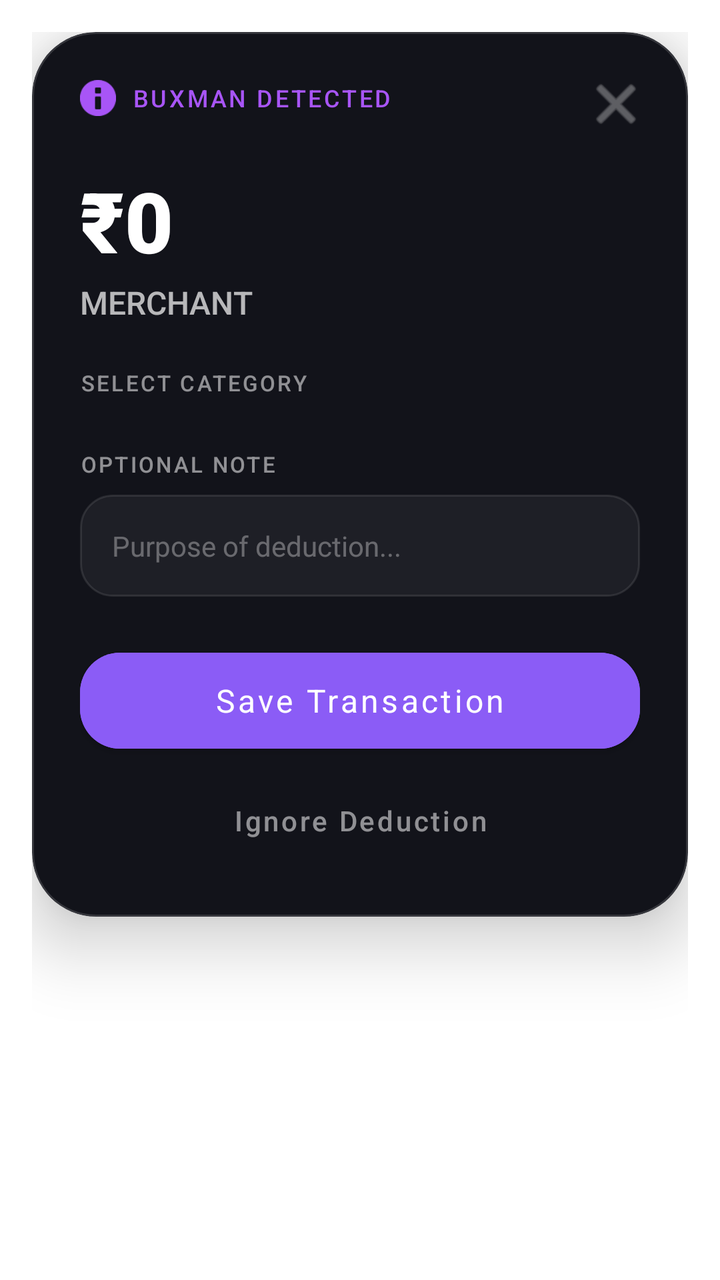
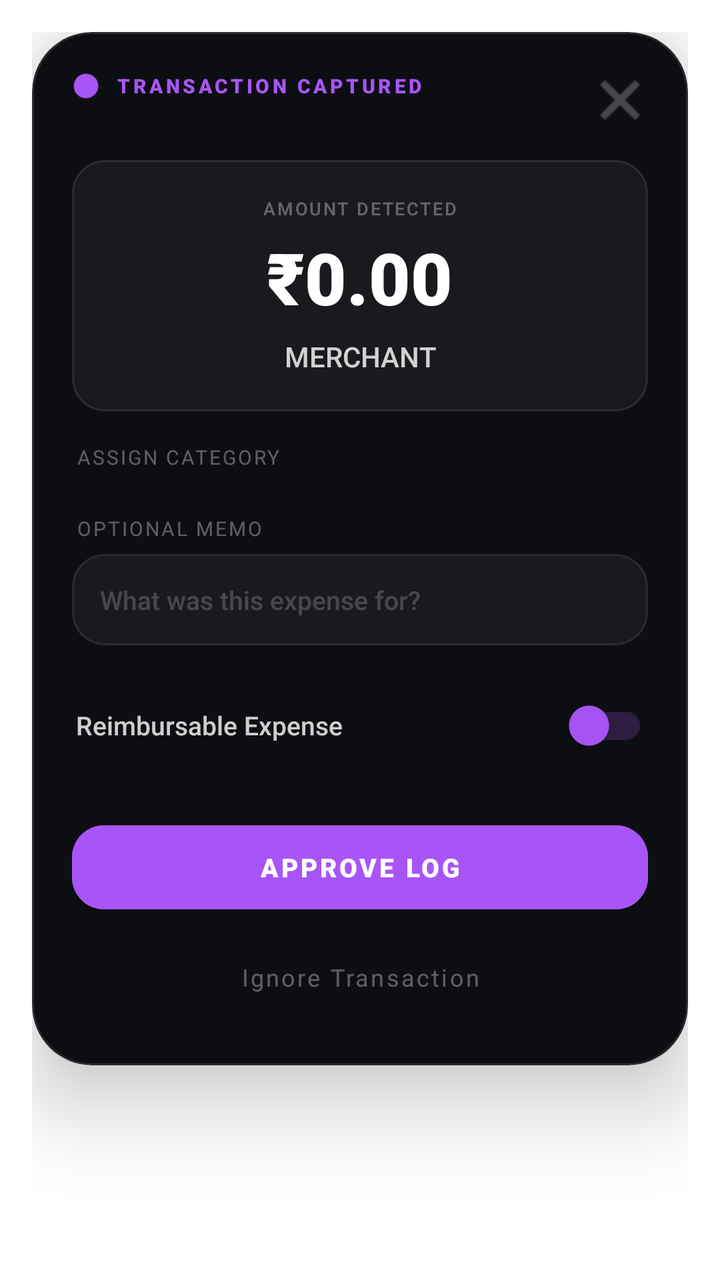

An Android layout rendered at two revisions. The XML below is the earlier revision; the diff shows what the commit changed to produce the second picture.
<!-- AndroidManifest.xml: application theme AppTheme -->
<!-- res/layout/layout_transaction_overlay.xml -->
<?xml version="1.0" encoding="utf-8"?>
<FrameLayout xmlns:android="http://schemas.android.com/apk/res/android"
    xmlns:app="http://schemas.android.com/apk/res-auto"
    android:layout_width="match_parent"
    android:layout_height="wrap_content"
    android:padding="16dp">

    <com.google.android.material.card.MaterialCardView
        android:id="@+id/card_container"
        android:layout_width="match_parent"
        android:layout_height="wrap_content"
        app:cardBackgroundColor="#12131A"
        app:cardCornerRadius="32dp"
        app:cardElevation="20dp"
        app:strokeColor="#26FFFFFF"
        app:strokeWidth="1dp">

        <LinearLayout
            android:layout_width="match_parent"
            android:layout_height="wrap_content"
            android:orientation="vertical"
            android:padding="24dp">

            
            <RelativeLayout
                android:layout_width="match_parent"
                android:layout_height="wrap_content"
                android:layout_marginBottom="18dp">

                <LinearLayout
                    android:layout_width="wrap_content"
                    android:layout_height="wrap_content"
                    android:gravity="center_vertical"
                    android:orientation="horizontal">

                    <ImageView
                        android:layout_width="18dp"
                        android:layout_height="18dp"
                        android:src="@android:drawable/ic_dialog_info"
                        app:tint="#A855F7" />

                    <TextView
                        android:id="@+id/tv_source_app"
                        android:layout_width="wrap_content"
                        android:layout_height="wrap_content"
                        android:layout_marginStart="8dp"
                        android:fontFamily="sans-serif-medium"
                        android:letterSpacing="0.1"
                        android:text="BUXMAN DETECTED"
                        android:textColor="#A855F7"
                        android:textSize="12sp" />
                </LinearLayout>

                <ImageButton
                    android:id="@+id/btn_close_overlay"
                    android:layout_width="24dp"
                    android:layout_height="24dp"
                    android:layout_alignParentEnd="true"
                    android:background="?attr/selectableItemBackgroundBorderless"
                    android:src="@android:drawable/ic_menu_close_clear_cancel"
                    app:tint="#88FFFFFF" />
            </RelativeLayout>

            
            <TextView
                android:id="@+id/tv_overlay_amount"
                android:layout_width="wrap_content"
                android:layout_height="wrap_content"
                android:fontFamily="sans-serif-black"
                android:text="₹0"
                android:textColor="#FFFFFF"
                android:textSize="42sp" />

            
            <LinearLayout
                android:layout_width="match_parent"
                android:layout_height="wrap_content"
                android:layout_marginTop="2dp"
                android:layout_marginBottom="22dp"
                android:gravity="center_vertical">

                <TextView
                    android:id="@+id/tv_overlay_merchant"
                    android:layout_width="wrap_content"
                    android:layout_height="wrap_content"
                    android:fontFamily="sans-serif-medium"
                    android:text="MERCHANT"
                    android:textColor="#B3FFFFFF"
                    android:textSize="16sp"
                    android:textAllCaps="true" />
            </LinearLayout>

            
            <TextView
                android:layout_width="wrap_content"
                android:layout_height="wrap_content"
                android:layout_marginBottom="8dp"
                android:fontFamily="sans-serif-medium"
                android:letterSpacing="0.1"
                android:text="SELECT CATEGORY"
                android:textColor="#88FFFFFF"
                android:textSize="11sp" />

            <HorizontalScrollView
                android:layout_width="match_parent"
                android:layout_height="wrap_content"
                android:layout_marginBottom="18dp"
                android:scrollbars="none">

                <com.google.android.material.chip.ChipGroup
                    android:id="@+id/chip_group_overlay_categories"
                    android:layout_width="wrap_content"
                    android:layout_height="wrap_content"
                    app:singleSelection="true" />
            </HorizontalScrollView>

            
            <TextView
                android:layout_width="wrap_content"
                android:layout_height="wrap_content"
                android:layout_marginBottom="8dp"
                android:fontFamily="sans-serif-medium"
                android:letterSpacing="0.1"
                android:text="OPTIONAL NOTE"
                android:textColor="#88FFFFFF"
                android:textSize="11sp" />

            <EditText
                android:id="@+id/et_overlay_notes"
                android:layout_width="match_parent"
                android:layout_height="wrap_content"
                android:layout_marginBottom="22dp"
                android:background="@drawable/bg_overlay_input"
                android:fontFamily="sans-serif"
                android:hint="Purpose of deduction..."
                android:padding="16dp"
                android:textColor="#FFFFFF"
                android:textColorHint="#55FFFFFF"
                android:textSize="14sp"
                android:inputType="textCapSentences" />

            
            <com.google.android.material.button.MaterialButton
                android:id="@+id/btn_overlay_save"
                android:layout_width="match_parent"
                android:layout_height="60dp"
                android:backgroundTint="#8B5CF6"
                android:fontFamily="sans-serif-bold"
                android:text="Save Transaction"
                android:textColor="#FFFFFF"
                android:textAllCaps="false"
                android:textSize="16sp"
                app:cornerRadius="20dp"
                app:rippleColor="#33FFFFFF" />

            <com.google.android.material.button.MaterialButton
                android:id="@+id/btn_overlay_dismiss"
                style="@style/Widget.MaterialComponents.Button.TextButton"
                android:layout_width="match_parent"
                android:layout_height="wrap_content"
                android:layout_marginTop="6dp"
                android:text="Ignore Deduction"
                android:textColor="#88FFFFFF"
                android:textAllCaps="false" />

        </LinearLayout>

        
        <FrameLayout
            android:id="@+id/layout_success_animation"
            android:layout_width="match_parent"
            android:layout_height="match_parent"
            android:background="#E60D0E15"
            android:clickable="true"
            android:focusable="true"
            android:alpha="0"
            android:visibility="gone">

            
            <View
                android:id="@+id/view_burst_ring"
                android:layout_width="160dp"
                android:layout_height="160dp"
                android:layout_gravity="center"
                android:background="@drawable/shape_success_burst_ring"
                android:scaleX="0.2"
                android:scaleY="0.2"
                android:alpha="0" />

            
            <ImageView
                android:id="@+id/iv_success_tick"
                android:layout_width="84dp"
                android:layout_height="84dp"
                android:layout_gravity="center"
                android:src="@drawable/ic_success_tick"
                android:scaleX="0"
                android:scaleY="0" />
        </FrameLayout>
    </com.google.android.material.card.MaterialCardView>
</FrameLayout>
<!-- resources referenced by this layout -->
<resources>
  <!-- drawable bg_overlay_input (drawable) -->
  <?xml version="1.0" encoding="utf-8"?>
  <shape xmlns:android="http://schemas.android.com/apk/res/android">
      <solid android:color="#0DFFFFFF" />
      <corners android:radius="16dp" />
      <stroke android:width="1dp" android:color="#1AFFFFFF" />
  </shape>
  <!-- drawable ic_success_tick (drawable) -->
  <vector xmlns:android="http://schemas.android.com/apk/res/android"
      android:width="96dp"
      android:height="96dp"
      android:viewportWidth="24"
      android:viewportHeight="24">
      <path
          android:fillColor="#10B981"
          android:pathData="M12,2C6.48,2 2,6.48 2,12s4.48,10 10,10 10,-4.48 10,-10S17.52,2 12,2z"/>
      <path
          android:fillColor="#FFFFFF"
          android:pathData="M9.999,17.199l-5.299,-5.299 1.4,-1.4 3.899,3.899 8.299,-8.299 1.4,1.4z"/>
  </vector>
  <!-- drawable shape_success_burst_ring (drawable) -->
  <?xml version="1.0" encoding="utf-8"?>
  <shape xmlns:android="http://schemas.android.com/apk/res/android"
      android:shape="oval">
      <solid android:color="#2210B981" />
      <stroke android:width="4dp" android:color="#6610B981" />
  </shape>
  <style name="AppTheme" parent="Theme.MaterialComponents.DayNight.NoActionBar">
          
          <item name="colorPrimary">@color/colorPrimary</item>
          <item name="colorPrimaryDark">@color/colorPrimaryDark</item>
          <item name="colorAccent">@color/colorAccent</item>
          <item name="android:windowTranslucentStatus">true</item>
      </style>
  <color name="colorPrimary">#7c3aed</color>
  <color name="colorPrimaryDark">#6d28d9</color>
  <color name="colorAccent">#7c3aed</color>
</resources>

<!-- the commit's change to res/layout/layout_transaction_overlay.xml (unified diff, before → after) -->
@@ -9,23 +9,23 @@
         android:id="@+id/card_container"
         android:layout_width="match_parent"
         android:layout_height="wrap_content"
-        app:cardBackgroundColor="#12131A"
-        app:cardCornerRadius="32dp"
-        app:cardElevation="20dp"
-        app:strokeColor="#26FFFFFF"
+        app:cardBackgroundColor="#0D0E12"
+        app:cardCornerRadius="30dp"
+        app:cardElevation="24dp"
+        app:strokeColor="#20FFFFFF"
         app:strokeWidth="1dp">
 
         <LinearLayout
             android:layout_width="match_parent"
             android:layout_height="wrap_content"
             android:orientation="vertical"
-            android:padding="24dp">
+            android:padding="20dp">
 
             
             <RelativeLayout
                 android:layout_width="match_parent"
                 android:layout_height="wrap_content"
-                android:layout_marginBottom="18dp">
+                android:layout_marginBottom="16dp">
 
                 <LinearLayout
                     android:layout_width="wrap_content"
@@ -34,9 +34,9 @@
                     android:orientation="horizontal">
 
                     <ImageView
-                        android:layout_width="18dp"
-                        android:layout_height="18dp"
-                        android:src="@android:drawable/ic_dialog_info"
+                        android:layout_width="14dp"
+                        android:layout_height="14dp"
+                        android:src="@android:drawable/presence_online"
                         app:tint="#A855F7" />
 
                     <TextView
@@ -44,113 +44,146 @@
                         android:layout_width="wrap_content"
                         android:layout_height="wrap_content"
                         android:layout_marginStart="8dp"
-                        android:fontFamily="sans-serif-medium"
-                        android:letterSpacing="0.1"
-                        android:text="BUXMAN DETECTED"
+                        android:fontFamily="sans-serif-black"
+                        android:letterSpacing="0.15"
+                        android:text="TRANSACTION CAPTURED"
                         android:textColor="#A855F7"
-                        android:textSize="12sp" />
+                        android:textSize="10sp" />
                 </LinearLayout>
 
                 <ImageButton
                     android:id="@+id/btn_close_overlay"
-                    android:layout_width="24dp"
-                    android:layout_height="24dp"
+                    android:layout_width="28dp"
+                    android:layout_height="28dp"
                     android:layout_alignParentEnd="true"
                     android:background="?attr/selectableItemBackgroundBorderless"
                     android:src="@android:drawable/ic_menu_close_clear_cancel"
-                    app:tint="#88FFFFFF" />
+                    app:tint="#66FFFFFF" />
             </RelativeLayout>
 
             
-            <TextView
-                android:id="@+id/tv_overlay_amount"
-                android:layout_width="wrap_content"
-                android:layout_height="wrap_content"
-                android:fontFamily="sans-serif-black"
-                android:text="₹0"
-                android:textColor="#FFFFFF"
-                android:textSize="42sp" />
-
-            
             <LinearLayout
                 android:layout_width="match_parent"
                 android:layout_height="wrap_content"
-                android:layout_marginTop="2dp"
-                android:layout_marginBottom="22dp"
-                android:gravity="center_vertical">
+                android:orientation="vertical"
+                android:gravity="center"
+                android:background="@drawable/bg_overlay_input"
+                android:paddingVertical="18dp"
+                android:paddingHorizontal="16dp"
+                android:layout_marginBottom="16dp">
+
+                <TextView
+                    android:layout_width="wrap_content"
+                    android:layout_height="wrap_content"
+                    android:fontFamily="sans-serif-medium"
+                    android:text="AMOUNT DETECTED"
+                    android:textColor="#55FFFFFF"
+                    android:textSize="9sp"
+                    android:letterSpacing="0.1"
+                    android:layout_marginBottom="4dp"/>
+
+                <TextView
+                    android:id="@+id/tv_overlay_amount"
+                    android:layout_width="wrap_content"
+                    android:layout_height="wrap_content"
+                    android:fontFamily="sans-serif-black"
+                    android:text="₹0.00"
+                    android:textColor="#FFFFFF"
+                    android:textSize="36sp"
+                    android:lineSpacingMultiplier="0.9" />
 
                 <TextView
                     android:id="@+id/tv_overlay_merchant"
                     android:layout_width="wrap_content"
                     android:layout_height="wrap_content"
+                    android:layout_marginTop="6dp"
                     android:fontFamily="sans-serif-medium"
                     android:text="MERCHANT"
-                    android:textColor="#B3FFFFFF"
-                    android:textSize="16sp"
-                    android:textAllCaps="true" />
+                    android:textColor="#CCFFFFFF"
+                    android:textSize="14sp"
+                    android:gravity="center" />
             </LinearLayout>
 
             
             <TextView
                 android:layout_width="wrap_content"
                 android:layout_height="wrap_content"
-                android:layout_marginBottom="8dp"
-                android:fontFamily="sans-serif-medium"
+                android:layout_marginBottom="6dp"
+                android:fontFamily="sans-serif-bold"
                 android:letterSpacing="0.1"
-                android:text="SELECT CATEGORY"
-                android:textColor="#88FFFFFF"
-                android:textSize="11sp" />
+                android:text="ASSIGN CATEGORY"
+                android:textColor="#55FFFFFF"
+                android:textSize="10sp"
+                android:layout_marginStart="2dp" />
 
             <HorizontalScrollView
                 android:layout_width="match_parent"
                 android:layout_height="wrap_content"
-                android:layout_marginBottom="18dp"
-                android:scrollbars="none">
+                android:layout_marginBottom="16dp"
+                android:scrollbars="none"
+                android:overScrollMode="never">
 
                 <com.google.android.material.chip.ChipGroup
                     android:id="@+id/chip_group_overlay_categories"
                     android:layout_width="wrap_content"
                     android:layout_height="wrap_content"
-                    app:singleSelection="true" />
+                    app:singleSelection="true"
+                    app:chipSpacingHorizontal="6dp"/>
             </HorizontalScrollView>
 
             
             <TextView
                 android:layout_width="wrap_content"
                 android:layout_height="wrap_content"
-                android:layout_marginBottom="8dp"
-                android:fontFamily="sans-serif-medium"
+                android:layout_marginBottom="6dp"
+                android:fontFamily="sans-serif-bold"
                 android:letterSpacing="0.1"
-                android:text="OPTIONAL NOTE"
-                android:textColor="#88FFFFFF"
-                android:textSize="11sp" />
+                android:text="OPTIONAL MEMO"
+                android:textColor="#55FFFFFF"
+                android:textSize="10sp"
+                android:layout_marginStart="2dp" />
 
             <EditText
                 android:id="@+id/et_overlay_notes"
                 android:layout_width="match_parent"
                 android:layout_height="wrap_content"
-                android:layout_marginBottom="22dp"
+                android:layout_marginBottom="16dp"
                 android:background="@drawable/bg_overlay_input"
-                android:fontFamily="sans-serif"
-                android:hint="Purpose of deduction..."
-                android:padding="16dp"
+                android:fontFamily="sans-serif-medium"
+                android:hint="What was this expense for?"
+                android:padding="14dp"
                 android:textColor="#FFFFFF"
-                android:textColorHint="#55FFFFFF"
-                android:textSize="14sp"
+                android:textColorHint="#33FFFFFF"
+                android:textSize="13sp"
                 android:inputType="textCapSentences" />
+
+            
+            <com.google.android.material.switchmaterial.SwitchMaterial
+                android:id="@+id/switch_reimbursable"
+                android:layout_width="match_parent"
+                android:layout_height="wrap_content"
+                android:layout_marginBottom="20dp"
+                android:text="Reimbursable Expense"
+                android:textColor="#CCFFFFFF"
+                android:textSize="13sp"
+                android:fontFamily="sans-serif-medium"
+                app:thumbTint="#A855F7"
+                app:trackTint="#33A855F7"
+                android:layout_marginStart="2dp" />
 
             
             <com.google.android.material.button.MaterialButton
                 android:id="@+id/btn_overlay_save"
                 android:layout_width="match_parent"
-                android:layout_height="60dp"
-                android:backgroundTint="#8B5CF6"
-                android:fontFamily="sans-serif-bold"
-                android:text="Save Transaction"
+                android:layout_height="54dp"
+                android:backgroundTint="#A855F7"
+                android:fontFamily="sans-serif-black"
+                android:text="Approve Log"
                 android:textColor="#FFFFFF"
-                android:textAllCaps="false"
-                android:textSize="16sp"
-                app:cornerRadius="20dp"
+                android:textAllCaps="true"
+                android:textSize="13sp"
+                android:letterSpacing="0.1"
+                app:cornerRadius="16dp"
                 app:rippleColor="#33FFFFFF" />
 
             <com.google.android.material.button.MaterialButton
@@ -158,9 +191,11 @@
                 style="@style/Widget.MaterialComponents.Button.TextButton"
                 android:layout_width="match_parent"
                 android:layout_height="wrap_content"
-                android:layout_marginTop="6dp"
-                android:text="Ignore Deduction"
-                android:textColor="#88FFFFFF"
+                android:layout_marginTop="4dp"
+                android:fontFamily="sans-serif-bold"
+                android:text="Ignore Transaction"
+                android:textColor="#55FFFFFF"
+                android:textSize="12sp"
                 android:textAllCaps="false" />
 
         </LinearLayout>
@@ -170,7 +205,7 @@
             android:id="@+id/layout_success_animation"
             android:layout_width="match_parent"
             android:layout_height="match_parent"
-            android:background="#E60D0E15"
+            android:background="#F20D0E12"
             android:clickable="true"
             android:focusable="true"
             android:alpha="0"
